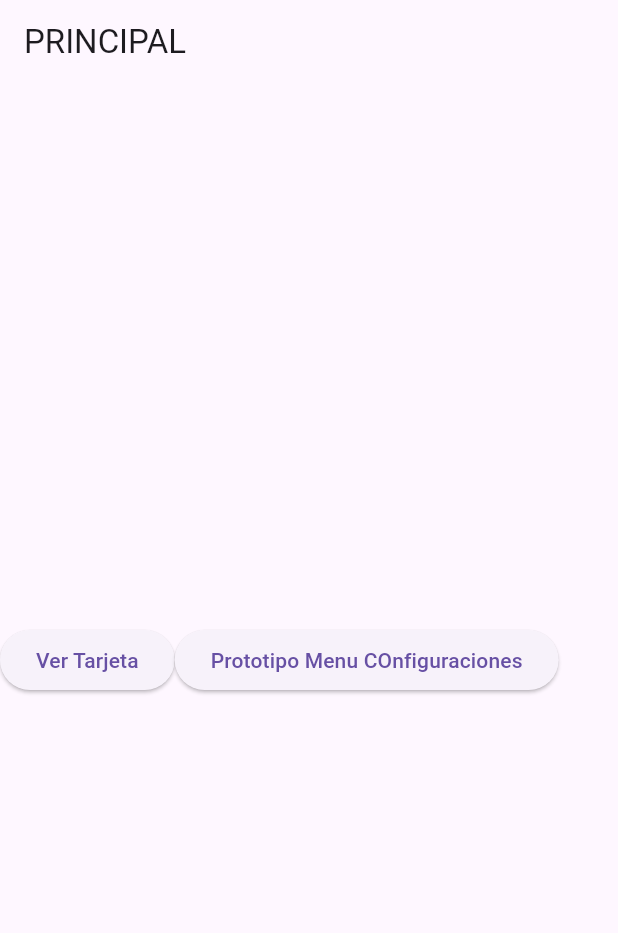
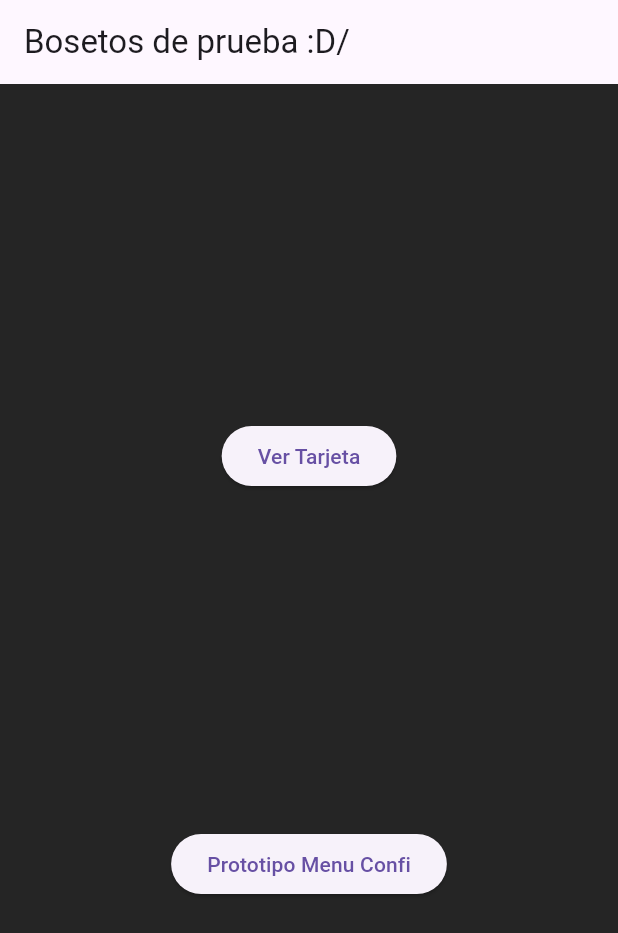
Before and after one commit to davidakeprott/FlutterPersonalZzz, a Flutter app: the screen it shows after launch, on a phone screen of 412 x 824 dp. Shown: the top 933 px of the screen. Run offline on Flutter 3.47's test engine with Material 3 defaults, Android fonts, the phone set to English and light mode, and no system bars.

Commit message:
cambios chicos

```diff
--- a/lib/main.dart
+++ b/lib/main.dart
@@ -24,10 +24,11 @@ class Btn extends StatelessWidget {
   Widget build(BuildContext context) {
     return Scaffold(
       appBar: AppBar(
-        title: const Text('PRINCIPAL'),
+        title: const Text('Bosetos de prueba :D/'),
       ),
       body: Center(
-        child: Row(
+        child: Column(
+          mainAxisAlignment: MainAxisAlignment.spaceEvenly,
           children: [
             ElevatedButton(
                 onPressed: () {
@@ -44,10 +45,11 @@ class Btn extends StatelessWidget {
                       MaterialPageRoute(
                           builder: (context) => const Menu()));
                 },
-                child: const Text('Prototipo Menu COnfiguraciones')),
+                child: const Text('Prototipo Menu Confi')),
           ],
         ),
       ),
+      backgroundColor: const Color.fromARGB(255, 37, 37, 37),
     );
   }
 }
```
